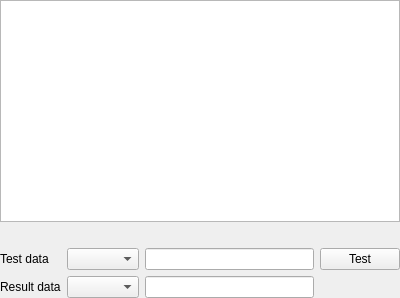
Old version of the form src/page/panels/common/luapanel.ui in the repository x-tools-author/x-tools.
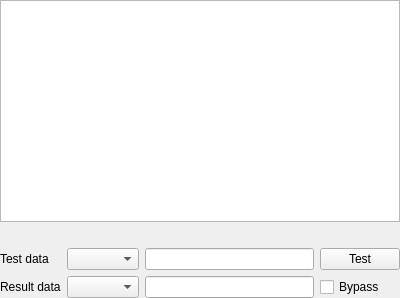
New version of the form.

What changed in the file:
```diff
--- a/src/page/panels/common/luapanel.ui
+++ b/src/page/panels/common/luapanel.ui
@@ -76,6 +76,13 @@
      </property>
     </widget>
    </item>
+   <item row="3" column="3">
+    <widget class="QCheckBox" name="checkBoxBypass">
+     <property name="text">
+      <string>Bypass</string>
+     </property>
+    </widget>
+   </item>
   </layout>
  </widget>
  <resources/>
```
